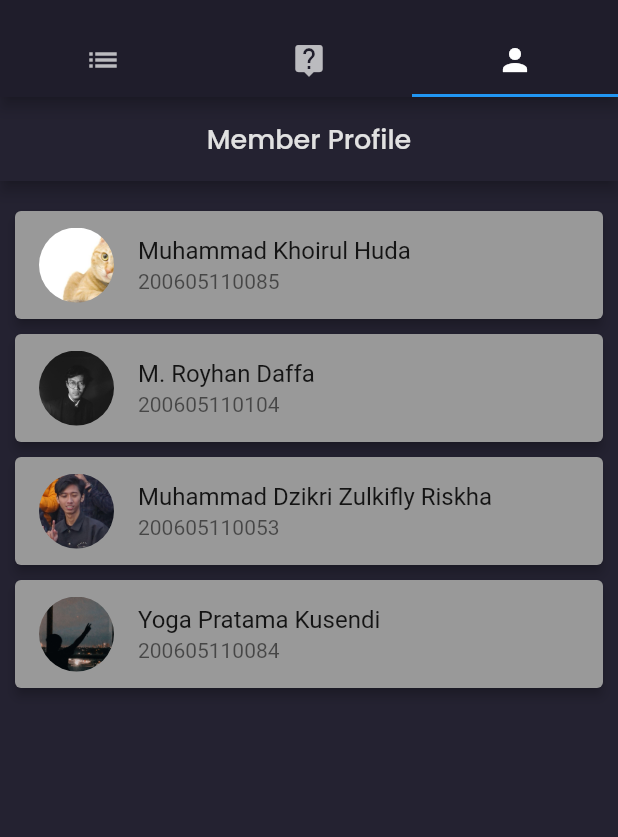
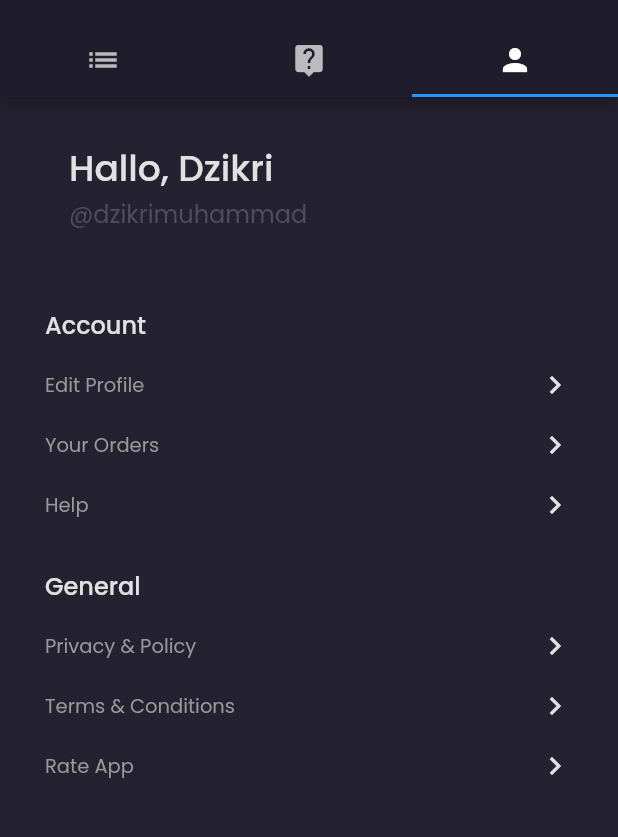
Before and after one commit to DMuhammad/e-commerce-mobile, a Flutter app: the screen it shows after launch, tab 3 chosen, on a phone screen of 412 x 824 dp, the part 59-896 px from its top. Run offline on Flutter 3.47's test engine with Material 2 defaults, Android fonts, the phone set to English and light mode, and no system bars; our stand-ins replace google_fonts, image_picker; network calls fail.

Commit message:
updated
minor update

```diff
--- a/lib/view/detailProduct.dart
+++ b/lib/view/detailProduct.dart
@@ -24,7 +24,9 @@ class DetailProduct extends StatelessWidget {
               child: Text("Gagal ambil data"),
             );
           }
-          return snapshot.hasData ? TampilDetailProduct(datadetailproduk: snapshot.data) : const Center(child: CircularProgressIndicator());
+          return snapshot.hasData
+              ? TampilDetailProduct(datadetailproduk: snapshot.data)
+              : const Center(child: CircularProgressIndicator());
         },
       ),
     );
@@ -32,7 +34,8 @@ class DetailProduct extends StatelessWidget {
 }
 
 class TampilDetailProduct extends StatelessWidget {
-  const TampilDetailProduct({Key? key, required this.datadetailproduk}) : super(key: key);
+  const TampilDetailProduct({Key? key, required this.datadetailproduk})
+      : super(key: key);
   final DetailProduk? datadetailproduk;
 
   @override
@@ -72,40 +75,45 @@ class TampilDetailProduct extends StatelessWidget {
                           children: [
                             Text(
                               datadetailproduk!.title,
-                              style: GoogleFonts.poppins(color: const Color(0xffE1E1E1), fontSize: 20, fontWeight: FontWeight.w600),
+                              style: GoogleFonts.poppins(
+                                  color: const Color(0xffE1E1E1),
+                                  fontSize: 20,
+                                  fontWeight: FontWeight.w600),
                             ),
                             Text(
                               "\$${datadetailproduk!.price}",
-                              style: GoogleFonts.poppins(color: const Color(0xff2C96F1), fontSize: 18, fontWeight: FontWeight.w600),
+                              style: GoogleFonts.poppins(
+                                  color: const Color(0xff2C96F1),
+                                  fontSize: 18,
+                                  fontWeight: FontWeight.w600),
                             ),
                           ],
                         ),
                       ),
                       Text(
                         datadetailproduk!.brand,
-                        style: GoogleFonts.poppins(color: const Color(0xff999999)),
+                        style:
+                            GoogleFonts.poppins(color: const Color(0xff999999)),
                       ),
-                      SizedBox(
+                      const SizedBox(
                         height: 10,
                       ),
                       Text(
                         'Rating : ${datadetailproduk!.rating}/5',
                         style: GoogleFonts.poppins(color: Colors.white),
                       ),
-                      SizedBox(
+                      const SizedBox(
                         height: 10,
                       ),
                       Text(
                         'Stock : ${datadetailproduk!.stock}',
                         style: GoogleFonts.poppins(color: Colors.white),
                       ),
-                      Container(
-                        padding: const EdgeInsets.all(16),
-                        child: Column(
-                          crossAxisAlignment: CrossAxisAlignment.start,
-                          children: [
+                      const SizedBox(
+                        height: 10,
+                      ),
                       Text(
-                              'Description',
+                        'Description :',
                         style: GoogleFonts.poppins(
                           color: Colors.white,
                           height: 1.5,
@@ -117,14 +125,17 @@ class TampilDetailProduct extends StatelessWidget {
                         style: GoogleFonts.poppins(
                           color: const Color(0xff999999),
                           height: 1.5,
-                                fontSize: 14,
-                              ),
-                              softWrap: true,
-                              textAlign: TextAlign.justify,
-                            ),
-                          ],
+                          fontSize: 12,
                         ),
                       ),
+                      // Container(
+                      //   padding: const EdgeInsets.all(16),
+                      //   child: Column(
+                      //     crossAxisAlignment: CrossAxisAlignment.start,
+                      //     children: [
+                      //     ],
+                      //   ),
+                      // ),
                     ],
                   ),
                 ),
--- a/lib/view/home.dart
+++ b/lib/view/home.dart
@@ -2,6 +2,7 @@ import 'package:flutter/material.dart';
 import 'package:uas_mobile/view/profile.dart';
 import 'package:uas_mobile/view/product.dart';
 import 'package:uas_mobile/view/liveSupport.dart';
+import 'package:uas_mobile/view/picker.dart';
 
 class Home extends StatelessWidget {
   const Home({super.key});
@@ -29,7 +30,6 @@ class Home extends StatelessWidget {
             ProfilePage(),
           ],
         ),
-        backgroundColor: const Color(0xff242231),
       ),
     );
   }
--- a/lib/view/product.dart
+++ b/lib/view/product.dart
@@ -10,18 +10,6 @@ class ProductPage extends StatelessWidget {
   @override
   Widget build(BuildContext context) {
     return Scaffold(
-      appBar: AppBar(
-        backgroundColor: const Color(0xff242231),
-        centerTitle: true,
-        title: Text(
-          'Popular Products',
-          style: GoogleFonts.poppins(
-            color: const Color(0xffE1E1E1),
-            fontSize: 18,
-            fontWeight: FontWeight.w500,
-          ),
-        ),
-      ),
       body: FutureBuilder<List<Product>>(
         future: fetchProduct(),
         builder: (context, snapshot) {
--- a/lib/view/profile.dart
+++ b/lib/view/profile.dart
@@ -1,84 +1,133 @@
 import 'package:flutter/material.dart';
 import 'package:google_fonts/google_fonts.dart';
 
-class ProfilePage extends StatefulWidget {
+class ProfilePage extends StatelessWidget {
   const ProfilePage({super.key});
 
   @override
-  State<ProfilePage> createState() => _ProfilePageState();
-}
-
-class _ProfilePageState extends State<ProfilePage> {
-  List members = [
-    {
-      'name': 'Muhammad Khoirul Huda',
-      'nim': '200605110085',
-      'profile': 'huda_tampan.jpg',
-      'biodata': 'Saya adalah seorang mahasiswa di Universitas Islam Negeri Maulana Malik Ibrahim Malang',
-    },
-    {
-      'name': 'M. Royhan Daffa',
-      'nim': '200605110104',
-      'profile': 'royhan.jpg',
-      'biodata': 'Saya adalah seorang mahasiswa di Universitas Islam Negeri Maulana Malik Ibrahim Malang',
-    },
-    {
-      'name': 'Muhammad Dzikri Zulkifly Riskha',
-      'nim': '200605110053',
-      'profile': 'dzikri.jpg',
-      'biodata': 'Saya adalah seorang mahasiswa di Universitas Islam Negeri Maulana Malik Ibrahim Malang',
-    },
-    {
-      'name': 'Yoga Pratama Kusendi',
-      'nim': '200605110084',
-      'profile': 'yoga.jpg',
-      'biodata': 'Saya adalah seorang mahasiswa di Universitas Islam Negeri Maulana Malik Ibrahim Malang',
-    }
-  ];
-
-  @override
   Widget build(BuildContext context) {
-    return Scaffold(
-      appBar: AppBar(
+    Widget header() {
+      return AppBar(
+        automaticallyImplyLeading: false,
+        elevation: 0,
         backgroundColor: const Color(0xff242231),
-        centerTitle: true,
-        title: Text(
-          'Member Profile',
+        flexibleSpace: SafeArea(
+          child: Container(
+            padding: const EdgeInsets.all(30),
+            child: Row(
+              children: [
+                const ClipOval(),
+                const SizedBox(
+                  width: 16,
+                ),
+                Expanded(
+                  child: Column(
+                    crossAxisAlignment: CrossAxisAlignment.start,
+                    children: [
+                      Text(
+                        'Hallo, Dzikri',
                         style: GoogleFonts.poppins(
                           color: const Color(0xffE1E1E1),
-            fontSize: 18,
+                          fontSize: 24,
                           fontWeight: FontWeight.w500,
                         ),
                       ),
+                      Text(
+                        '@dzikrimuhammad',
+                        style: GoogleFonts.poppins(
+                          color: const Color(0xff504F5E),
+                          fontSize: 16,
                         ),
-      body: Container(
-        color: const Color(0xff242231),
-        padding: const EdgeInsets.only(top: 10),
-        child: ListView.builder(
-          itemCount: members.length,
-          itemBuilder: (context, index) => Card(
-            color: const Color(0xff999999),
-            elevation: 3.0,
-            margin: const EdgeInsets.only(top: 10, left: 10, right: 10),
-            child: ListTile(
-              leading: Container(
-                decoration: BoxDecoration(
-                  borderRadius: BorderRadius.circular(100),
-                  image: DecorationImage(
-                    image: AssetImage("assets/${members[index]['profile']}"),
-                    fit: BoxFit.cover,
+                      )
+                    ],
                   ),
                 ),
-                height: 50,
-                width: 50,
-              ),
-              title: Text(members[index]['name']),
-              subtitle: Text(members[index]['nim']),
-              onTap: () {},
-            ),
+              ],
             ),
           ),
         ),
       );
     }
+
+    Widget menuItem(String txt) {
+      return Container(
+        margin: const EdgeInsets.only(
+          top: 16,
+        ),
+        child: Row(
+          mainAxisAlignment: MainAxisAlignment.spaceBetween,
+          children: [
+            Text(
+              txt,
+              style: GoogleFonts.poppins(
+                color: const Color(0xff999999),
+                fontSize: 13,
+              ),
+            ),
+            const Icon(
+              Icons.chevron_right,
+              color: Color(0xffE1E1E1),
+            ),
+          ],
+        ),
+      );
     }
+
+    Widget content() {
+      return Expanded(
+        child: Container(
+          width: double.infinity,
+          padding: const EdgeInsets.symmetric(
+            horizontal: 30,
+          ),
+          decoration: const BoxDecoration(
+            color: Color(0xff242231),
+          ),
+          child: Column(
+            crossAxisAlignment: CrossAxisAlignment.start,
+            children: [
+              const SizedBox(
+                height: 20,
+              ),
+              Text(
+                'Account',
+                style: GoogleFonts.poppins(
+                  color: const Color(0xffE1E1E1),
+                  fontSize: 16,
+                  fontWeight: FontWeight.w500,
+                ),
+              ),
+              GestureDetector(
+                onTap: () {},
+                child: menuItem('Edit Profile'),
+              ),
+              menuItem('Your Orders'),
+              menuItem('Help'),
+              const SizedBox(
+                height: 30,
+              ),
+              Text(
+                'General',
+                style: GoogleFonts.poppins(
+                  color: const Color(0xffE1E1E1),
+                  fontSize: 16,
+                  fontWeight: FontWeight.w500,
+                ),
+              ),
+              menuItem('Privacy & Policy'),
+              menuItem('Terms & Conditions'),
+              menuItem('Rate App'),
+            ],
+          ),
+        ),
+      );
+    }
+
+    return Column(
+      children: [
+        header(),
+        content(),
+      ],
+    );
+  }
+}
```
Lines whose indentation alone changed are shown as unchanged.
